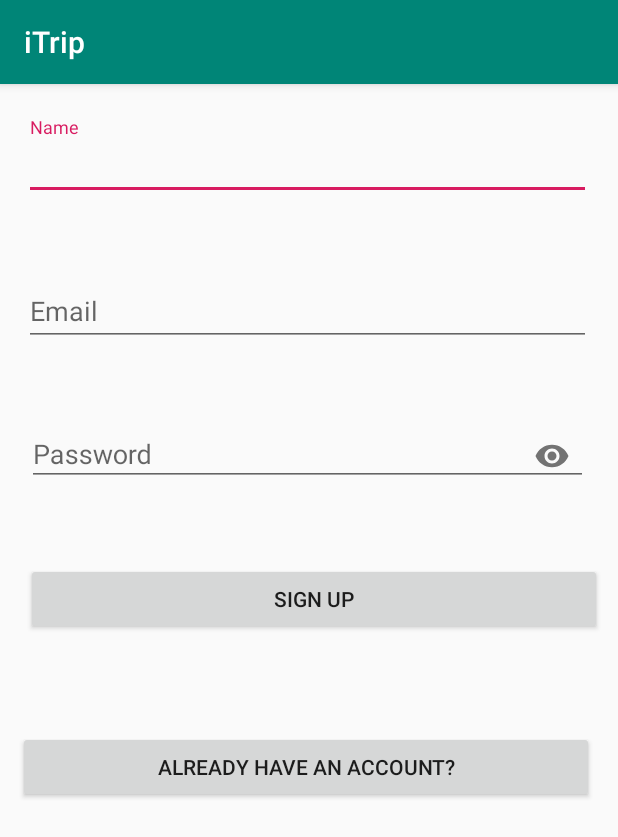
After one commit to Asmaa933/iTrip, an Android app: the RegisterActivity screen opened directly, with no data from a screen before it, on a phone screen of 412 x 824 dp. The commit adds this screen. Shown: the top 837 px of the screen. Run offline under Robolectric (Android 15) with nearby library versions, the phone set to English and light mode, and no system bars.

Commit message:
register activity

```diff
--- a/app/src/main/AndroidManifest.xml
+++ b/app/src/main/AndroidManifest.xml
@@ -1,7 +1,9 @@
 <?xml version="1.0" encoding="utf-8"?>
 <manifest xmlns:android="http://schemas.android.com/apk/res/android"
     package="com.andro.itrip">
-    <uses-permission android:name="android.permission.INTERNET"/>
+
+    <uses-permission android:name="android.permission.INTERNET" />
+
     <application
         android:allowBackup="true"
         android:icon="@mipmap/ic_launcher"
@@ -9,20 +11,25 @@
         android:roundIcon="@mipmap/ic_launcher_round"
         android:supportsRtl="true"
         android:theme="@style/AppTheme">
-        <meta-data android:name="com.facebook.sdk.ApplicationId"
-            android:value="@string/facebook_app_id"/>
+        <activity android:name=".RegisterActivity"></activity>
 
-        <activity android:name="com.facebook.FacebookActivity"
-            android:configChanges=
-                "keyboard|keyboardHidden|screenLayout|screenSize|orientation"
+        <meta-data
+            android:name="com.facebook.sdk.ApplicationId"
+            android:value="@string/facebook_app_id" />
+
+        <activity
+            android:name="com.facebook.FacebookActivity"
+            android:configChanges="keyboard|keyboardHidden|screenLayout|screenSize|orientation"
             android:label="@string/app_name" />
         <activity
             android:name="com.facebook.CustomTabActivity"
             android:exported="true">
             <intent-filter>
                 <action android:name="android.intent.action.VIEW" />
+
                 <category android:name="android.intent.category.DEFAULT" />
                 <category android:name="android.intent.category.BROWSABLE" />
+
                 <data android:scheme="@string/fb_login_protocol_scheme" />
             </intent-filter>
         </activity>
--- /dev/null
+++ b/app/src/main/java/com/andro/itrip/RegisterActivity.java
@@ -0,0 +1,30 @@
+package com.andro.itrip;
+
+import androidx.appcompat.app.AppCompatActivity;
+
+import android.os.Bundle;
+
+public class RegisterActivity extends AppCompatActivity {
+
+    @Override
+    protected void onCreate(Bundle savedInstanceState) {
+        super.onCreate(savedInstanceState);
+        setContentView(R.layout.activity_register);
+    }
+    // start asmaa
+
+
+    //end asmaaa
+
+
+    // start ramzy
+
+
+    //end ramzy
+
+
+    // start aboelnaga
+
+
+    //end aboelnaga
+}
--- a/app/src/main/res/layout/activity_login.xml
+++ b/app/src/main/res/layout/activity_login.xml
@@ -78,7 +78,7 @@
 
 
             <com.google.android.material.textfield.TextInputEditText
-                android:id="@+id/etPassword"
+                android:id="@+id/passwordTxt"
                 android:layout_width="match_parent"
                 android:layout_height="wrap_content"
                 android:hint="@string/password"
@@ -86,7 +86,7 @@
         </com.google.android.material.textfield.TextInputLayout>
 
         <Button
-            android:id="@+id/button4"
+            android:id="@+id/loginButton"
             android:layout_width="384dp"
             android:layout_height="wrap_content"
             android:layout_below="@+id/etPasswordLayout"
@@ -100,7 +100,7 @@
             android:id="@+id/googleButton"
             android:layout_width="350dp"
             android:layout_height="37dp"
-            android:layout_below="@+id/button4"
+            android:layout_below="@+id/loginButton"
             android:layout_alignParentStart="true"
             android:layout_marginStart="33dp"
             android:layout_marginTop="27dp"
--- /dev/null
+++ b/app/src/main/res/layout/activity_register.xml
@@ -0,0 +1,91 @@
+<?xml version="1.0" encoding="utf-8"?>
+<RelativeLayout xmlns:android="http://schemas.android.com/apk/res/android"
+    xmlns:app="http://schemas.android.com/apk/res-auto"
+    xmlns:tools="http://schemas.android.com/tools"
+    android:layout_width="match_parent"
+    android:layout_height="match_parent"
+    tools:context=".RegisterActivity">
+    <com.google.android.material.textfield.TextInputLayout
+        android:id="@+id/nameLayout"
+        android:layout_width="378dp"
+        android:layout_height="55dp"
+        android:layout_below="@+id/textView3"
+        android:layout_alignParentStart="true"
+        android:layout_marginStart="16dp"
+
+        android:layout_marginTop="22dp"
+        android:layout_marginBottom="20dp"
+        app:errorEnabled="true">
+
+        <com.google.android.material.textfield.TextInputEditText
+            android:id="@+id/nameTxt"
+            android:layout_width="match_parent"
+            android:layout_height="wrap_content"
+            android:hint="@string/name"
+            android:inputType="textEmailAddress" />
+    </com.google.android.material.textfield.TextInputLayout>
+
+    <com.google.android.material.textfield.TextInputLayout
+        android:id="@+id/emailLayout"
+        android:layout_width="378dp"
+        android:layout_height="55dp"
+        android:layout_below="@+id/nameLayout"
+        android:layout_alignParentStart="true"
+        android:layout_marginStart="16dp"
+
+        android:layout_marginTop="22dp"
+        android:layout_marginBottom="20dp"
+        app:errorEnabled="true">
+
+        <com.google.android.material.textfield.TextInputEditText
+            android:id="@+id/emailTxt"
+            android:layout_width="match_parent"
+            android:layout_height="wrap_content"
+            android:hint="@string/email"
+            android:inputType="textEmailAddress" />
+    </com.google.android.material.textfield.TextInputLayout>
+
+    <com.google.android.material.textfield.TextInputLayout
+        android:id="@+id/etPasswordLayout"
+        android:layout_width="374dp"
+        android:layout_height="51dp"
+        android:layout_below="@+id/emailLayout"
+        android:layout_alignParentStart="true"
+        android:layout_marginStart="18dp"
+        android:layout_marginTop="22dp"
+        android:layout_marginBottom="20dp"
+        app:errorEnabled="true"
+        app:passwordToggleEnabled="true">
+
+
+        <com.google.android.material.textfield.TextInputEditText
+            android:id="@+id/passwordTxt"
+            android:layout_width="match_parent"
+            android:layout_height="wrap_content"
+            android:hint="@string/password"
+            android:inputType="textPassword" />
+    </com.google.android.material.textfield.TextInputLayout>
+
+    <Button
+        android:id="@+id/loginButton"
+        android:layout_width="384dp"
+        android:layout_height="wrap_content"
+        android:layout_below="@+id/loginButton2"
+        android:layout_alignParentStart="true"
+        android:layout_marginStart="12dp"
+        android:layout_marginTop="44dp"
+        android:layout_marginBottom="20dp"
+        android:text="@string/haveAccount" />
+
+    <Button
+        android:id="@+id/loginButton2"
+        android:layout_width="384dp"
+        android:layout_height="wrap_content"
+        android:layout_below="@+id/etPasswordLayout"
+        android:layout_alignParentStart="true"
+        android:layout_marginStart="17dp"
+        android:layout_marginTop="31dp"
+        android:layout_marginBottom="20dp"
+        android:text="@string/signup" />
+
+</RelativeLayout>
--- a/app/src/main/res/values/strings.xml
+++ b/app/src/main/res/values/strings.xml
@@ -9,6 +9,8 @@
     <string name="login">Login</string>
     <string name="create">Create an account</string>
     <string name="welcome">Welcome to our app</string>
+    <string name="signup">Sign up</string>
+    <string name="name">Name</string>
 
 
 
```
